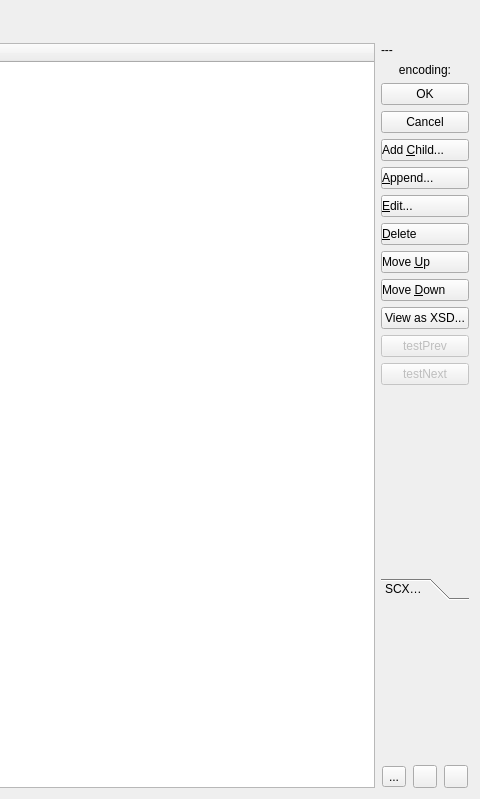
Above: src/xmleditwidget.ui from lbellonda/qxmledit before the change; both pictures show x 521 to 1001 and y 0 to 799 of the 1001 by 799 pixel window. Below: the same form after it.
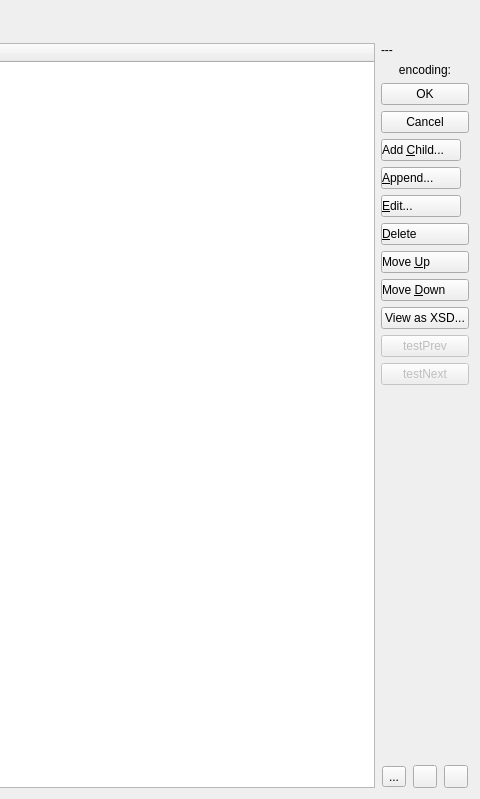
That is the form after the change. Icons and pictures are not drawn. Custom widgets are drawn as their Qt base class.

Commit message: SCXML wizards.

```diff
--- a/src/xmleditwidget.ui
+++ b/src/xmleditwidget.ui
@@ -76,6 +76,12 @@
        </item>
        <item>
         <widget class="QPushButton" name="addChild">
+         <property name="sizePolicy">
+          <sizepolicy hsizetype="Fixed" vsizetype="Fixed">
+           <horstretch>0</horstretch>
+           <verstretch>0</verstretch>
+          </sizepolicy>
+         </property>
          <property name="toolTip">
           <string>Insert an element as child.</string>
          </property>
@@ -93,6 +99,12 @@
        </item>
        <item>
         <widget class="QPushButton" name="addBrother">
+         <property name="sizePolicy">
+          <sizepolicy hsizetype="Fixed" vsizetype="Fixed">
+           <horstretch>0</horstretch>
+           <verstretch>0</verstretch>
+          </sizepolicy>
+         </property>
          <property name="toolTip">
           <string>Add an element as sibling.</string>
          </property>
@@ -110,6 +122,12 @@
        </item>
        <item>
         <widget class="QPushButton" name="editItem">
+         <property name="sizePolicy">
+          <sizepolicy hsizetype="Fixed" vsizetype="Fixed">
+           <horstretch>0</horstretch>
+           <verstretch>0</verstretch>
+          </sizepolicy>
+         </property>
          <property name="toolTip">
           <string>Edit the selected item.</string>
          </property>
@@ -242,32 +260,6 @@
          </property>
         </spacer>
        </item>
-       <item>
-        <widget class="QToolBox" name="toolBox">
-         <property name="sizePolicy">
-          <sizepolicy hsizetype="Maximum" vsizetype="Preferred">
-           <horstretch>0</horstretch>
-           <verstretch>0</verstretch>
-          </sizepolicy>
-         </property>
-         <property name="currentIndex">
-          <number>0</number>
-         </property>
-         <widget class="QWidget" name="page">
-          <property name="geometry">
-           <rect>
-            <x>0</x>
-            <y>0</y>
-            <width>103</width>
-            <height>127</height>
-           </rect>
-          </property>
-          <attribute name="label">
-           <string>SCXML Navigator</string>
-          </attribute>
-         </widget>
-        </widget>
-       </item>
        <item>
         <layout class="QHBoxLayout" name="horizontalLowLayout">
          <property name="sizeConstraint">
```
The commit also changes 36 other files.
